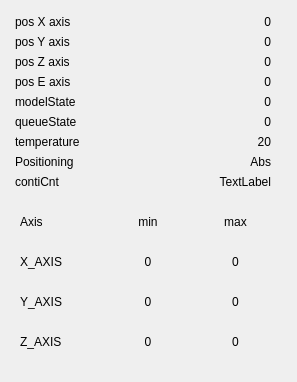
Before: the Qt Designer form coordinatuswidget.ui in cuby-tec/mitoPrinter, drawn with Qt 5.
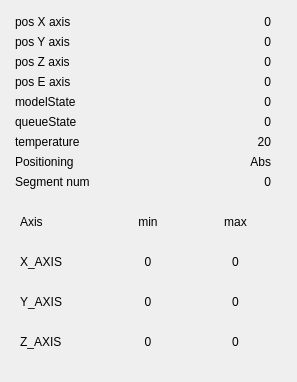
After: the same form once the commit is applied.

Patch:
```diff
--- a/coordinatuswidget.ui
+++ b/coordinatuswidget.ui
@@ -230,14 +230,14 @@
          <string>countinue counter</string>
         </property>
         <property name="text">
-         <string>contiCnt</string>
+         <string>Segment num</string>
         </property>
        </widget>
       </item>
       <item row="8" column="1">
        <widget class="QLabel" name="label_contiCnt">
         <property name="text">
-         <string>TextLabel</string>
+         <string>0</string>
         </property>
         <property name="alignment">
          <set>Qt::AlignRight|Qt::AlignTrailing|Qt::AlignVCenter</set>
```
Left out of the diff: 2 changed lines with no effect on the pictures.
